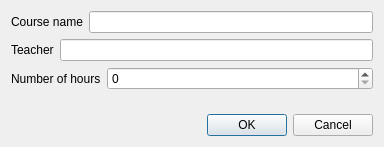
Before: the Qt Designer form coursedialog.ui in casalete/ErasmusIo, drawn with Qt 5.
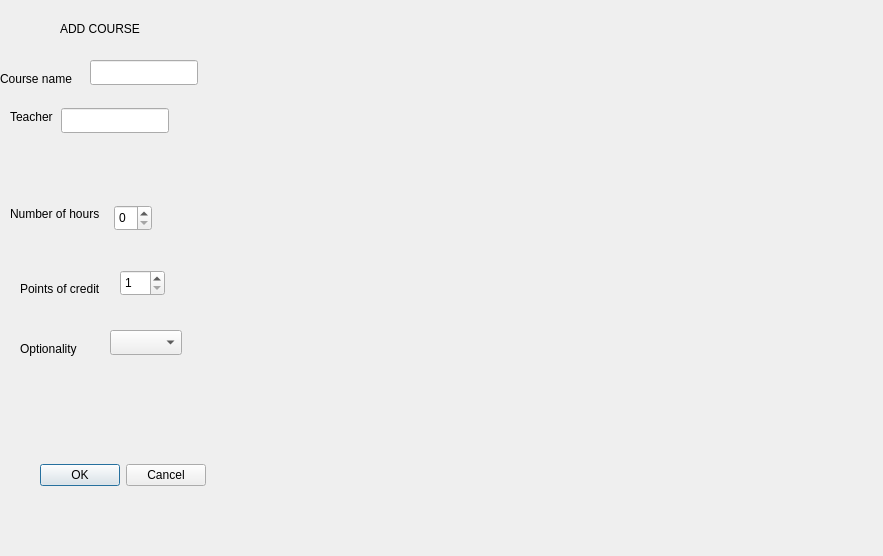
After: the same form once the commit is applied.

```diff
--- a/coursedialog.ui
+++ b/coursedialog.ui
@@ -6,68 +6,163 @@
    <rect>
     <x>0</x>
     <y>0</y>
-    <width>384</width>
-    <height>147</height>
+    <width>883</width>
+    <height>556</height>
    </rect>
   </property>
   <property name="windowTitle">
    <string>Dialog</string>
   </property>
-  <layout class="QVBoxLayout" name="verticalLayout">
-   <item>
-    <layout class="QHBoxLayout" name="horizontalLayout">
-     <item>
-      <widget class="QLabel" name="courseName">
-       <property name="text">
-        <string>Course name</string>
-       </property>
-      </widget>
-     </item>
-     <item>
-      <widget class="QLineEdit" name="course"/>
-     </item>
-    </layout>
-   </item>
-   <item>
-    <layout class="QHBoxLayout" name="horizontalLayout_2">
-     <item>
-      <widget class="QLabel" name="teacherName">
-       <property name="text">
-        <string>Teacher</string>
-       </property>
-      </widget>
-     </item>
-     <item>
-      <widget class="QLineEdit" name="teacher"/>
-     </item>
-    </layout>
-   </item>
-   <item>
-    <layout class="QFormLayout" name="formLayout">
-     <item row="0" column="0">
-      <widget class="QLabel" name="nrOfH">
-       <property name="text">
-        <string>Number of hours</string>
-       </property>
-      </widget>
-     </item>
-     <item row="0" column="1">
-      <widget class="QSpinBox" name="nrH">
-       <property name="maximum">
-        <number>4</number>
-       </property>
-      </widget>
-     </item>
-    </layout>
-   </item>
-   <item>
-    <widget class="QDialogButtonBox" name="buttonBox">
-     <property name="standardButtons">
-      <set>QDialogButtonBox::Cancel|QDialogButtonBox::Ok</set>
-     </property>
-    </widget>
-   </item>
-  </layout>
+  <widget class="QDialogButtonBox" name="buttonBox">
+   <property name="geometry">
+    <rect>
+     <x>40</x>
+     <y>460</y>
+     <width>166</width>
+     <height>31</height>
+    </rect>
+   </property>
+   <property name="standardButtons">
+    <set>QDialogButtonBox::Cancel|QDialogButtonBox::Ok</set>
+   </property>
+  </widget>
+  <widget class="QLabel" name="label">
+   <property name="geometry">
+    <rect>
+     <x>20</x>
+     <y>280</y>
+     <width>91</width>
+     <height>17</height>
+    </rect>
+   </property>
+   <property name="text">
+    <string>Points of credit</string>
+   </property>
+  </widget>
+  <widget class="QSpinBox" name="spinBox">
+   <property name="geometry">
+    <rect>
+     <x>120</x>
+     <y>270</y>
+     <width>45</width>
+     <height>26</height>
+    </rect>
+   </property>
+   <property name="minimum">
+    <number>1</number>
+   </property>
+   <property name="maximum">
+    <number>6</number>
+   </property>
+  </widget>
+  <widget class="QLabel" name="label_2">
+   <property name="geometry">
+    <rect>
+     <x>20</x>
+     <y>340</y>
+     <width>71</width>
+     <height>17</height>
+    </rect>
+   </property>
+   <property name="text">
+    <string>Optionality</string>
+   </property>
+  </widget>
+  <widget class="QLabel" name="label_3">
+   <property name="geometry">
+    <rect>
+     <x>60</x>
+     <y>20</y>
+     <width>131</width>
+     <height>17</height>
+    </rect>
+   </property>
+   <property name="text">
+    <string>ADD COURSE</string>
+   </property>
+  </widget>
+  <widget class="QComboBox" name="comboBox_optionality">
+   <property name="geometry">
+    <rect>
+     <x>110</x>
+     <y>330</y>
+     <width>72</width>
+     <height>25</height>
+    </rect>
+   </property>
+  </widget>
+  <widget class="QLineEdit" name="course">
+   <property name="geometry">
+    <rect>
+     <x>90</x>
+     <y>60</y>
+     <width>108</width>
+     <height>25</height>
+    </rect>
+   </property>
+  </widget>
+  <widget class="QLabel" name="courseName">
+   <property name="geometry">
+    <rect>
+     <x>0</x>
+     <y>70</y>
+     <width>75</width>
+     <height>17</height>
+    </rect>
+   </property>
+   <property name="text">
+    <string>Course name</string>
+   </property>
+  </widget>
+  <widget class="QLineEdit" name="teacher">
+   <property name="geometry">
+    <rect>
+     <x>61</x>
+     <y>108</y>
+     <width>108</width>
+     <height>25</height>
+    </rect>
+   </property>
+  </widget>
+  <widget class="QLabel" name="teacherName">
+   <property name="geometry">
+    <rect>
+     <x>10</x>
+     <y>108</y>
+     <width>45</width>
+     <height>17</height>
+    </rect>
+   </property>
+   <property name="text">
+    <string>Teacher</string>
+   </property>
+  </widget>
+  <widget class="QLabel" name="nrOfH">
+   <property name="geometry">
+    <rect>
+     <x>10</x>
+     <y>205</y>
+     <width>98</width>
+     <height>17</height>
+    </rect>
+   </property>
+   <property name="text">
+    <string>Number of hours</string>
+   </property>
+  </widget>
+  <widget class="QSpinBox" name="nrH">
+   <property name="geometry">
+    <rect>
+     <x>114</x>
+     <y>205</y>
+     <width>38</width>
+     <height>26</height>
+    </rect>
+   </property>
+   <property name="maximum">
+    <number>4</number>
+   </property>
+  </widget>
  </widget>
  <resources/>
  <connections/>
```
